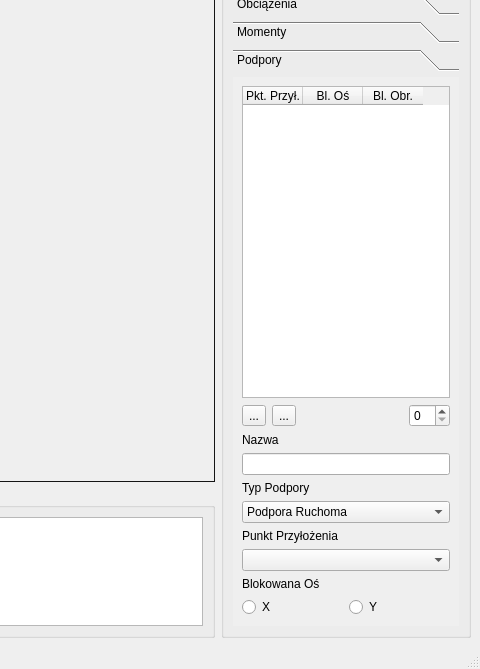
This is mainwindow.ui in hglmg/staticsSimulator as Qt 5 draws it before an edit; both pictures show x 767 to 1247 and y 106 to 775 of the 1247 by 775 pixel window. The edited form follows.
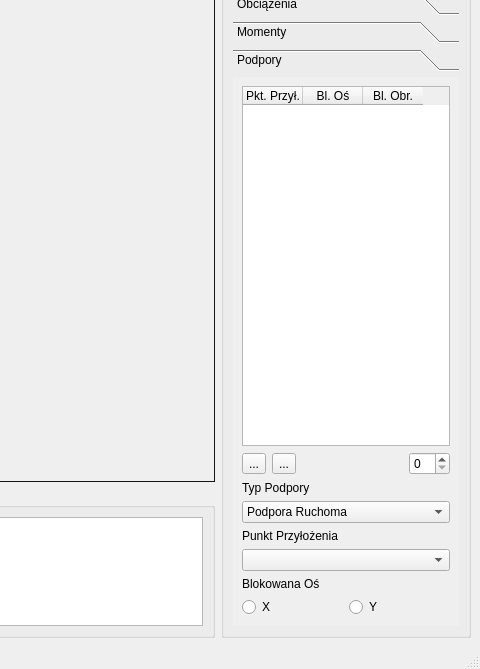
This is the edited form. The open tabs and pages were chosen to show the change. Icons and pictures are not drawn. Custom widgets are drawn as their Qt base class.

Commit message: dodane skalowanie rysunku, metody rysunku, gui

Patch:
```diff
--- a/mainwindow.ui
+++ b/mainwindow.ui
@@ -927,8 +927,8 @@
            <rect>
             <x>0</x>
             <y>0</y>
-            <width>226</width>
-            <height>537</height>
+            <width>220</width>
+            <height>494</height>
            </rect>
           </property>
           <attribute name="label">
@@ -1024,16 +1024,6 @@
              </item>
             </layout>
            </item>
-           <item>
-            <widget class="QLabel" name="label_11">
-             <property name="text">
-              <string>Nazwa</string>
-             </property>
-            </widget>
-           </item>
-           <item>
-            <widget class="QLineEdit" name="podporaNameEdit"/>
-           </item>
            <item>
             <widget class="QLabel" name="label_13">
              <property name="text">
```
Left out of the diff: 18 changed lines with no effect on the pictures. The commit also changes 7 other files.
